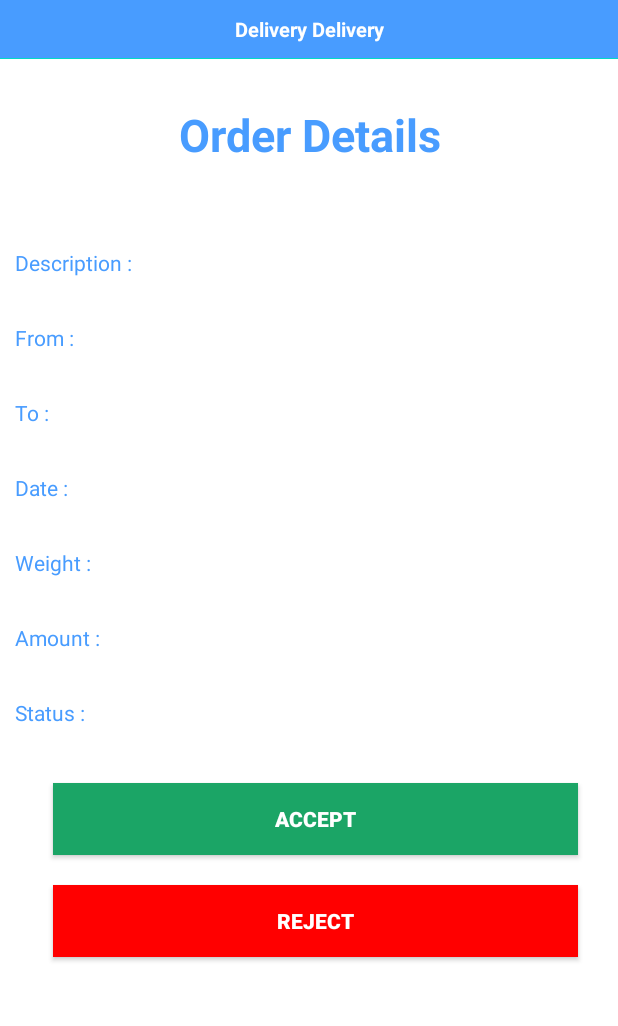
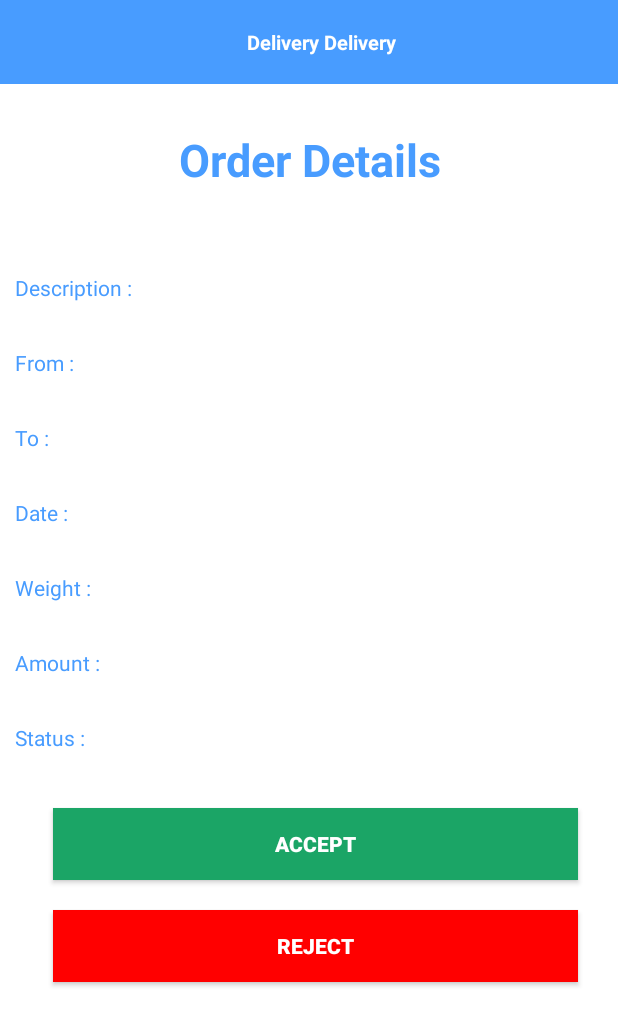
Before and after one commit to richujain/Delivery-Delivery, an Android app: the ViewOrderDetails screen opened directly, with no data from a screen before it, on a phone screen of 412 x 824 dp. Shown: the top 1026 px of the screen. Run offline under Robolectric (Android 15) with nearby library versions, the light colour scheme and no system bars; our stand-ins replace Firebase (no records; nobody signed in at launch, a user with empty details on screens opened directly); 1 statement that could not run was skipped.

Commit message:
Toolbar updated

```diff
--- a/app/src/main/java/com/example/deliverydeliverycourier/ViewOrderDetails.java
+++ b/app/src/main/java/com/example/deliverydeliverycourier/ViewOrderDetails.java
@@ -6,10 +6,13 @@ import androidx.appcompat.app.AppCompatActivity;
 import android.content.Intent;
 import android.net.Uri;
 import android.os.Bundle;
+import android.view.Gravity;
 import android.view.View;
 import android.widget.Button;
 import android.widget.EditText;
+import android.widget.LinearLayout;
 import android.widget.TextView;
+import android.widget.Toolbar;
 
 import com.google.firebase.auth.FirebaseAuth;
 import com.google.firebase.auth.FirebaseUser;
@@ -28,6 +31,8 @@ public class ViewOrderDetails extends AppCompatActivity {
     FirebaseUser firebaseUser;
     FirebaseAuth mAuth;
     String uid = "";
+    String phone;
+    Toolbar toolbar;
 
     @Override
     protected void onCreate(Bundle savedInstanceState) {
@@ -46,6 +51,7 @@ public class ViewOrderDetails extends AppCompatActivity {
         } else {
             throw new IllegalArgumentException("Activity cannot find  extras " + "key");
         }
+        toolbar = findViewById(R.id.toolbar);
         editTextCategory = findViewById(R.id.editTextCategory);
         textViewStatus = findViewById(R.id.textViewStatus);
         editTextFrom = findViewById(R.id.editTextFrom);
@@ -130,6 +136,13 @@ public class ViewOrderDetails extends AppCompatActivity {
                 editTextWeight.setText(flag);
                 flag = dataSnapshot.child("status").getValue().toString();
                 textViewStatus.setText(flag);
+
+                Button contactButton = new Button(ViewOrderDetails.this);
+                contactButton.setText("CONTACT");
+                LinearLayout.LayoutParams params = new LinearLayout.LayoutParams(LinearLayout.LayoutParams.WRAP_CONTENT, LinearLayout.LayoutParams.WRAP_CONTENT);
+                params.gravity = Gravity.RIGHT;
+                contactButton.setLayoutParams(params);
+                toolbar.addView(contactButton);
             }
 
             @Override
@@ -137,33 +150,6 @@ public class ViewOrderDetails extends AppCompatActivity {
 
             }
         });
-        /*Query query = databaseReferenceTwo.child(key).child("category");
-        query.addValueEventListener(new ValueEventListener() {
-            @Override
-            public void onDataChange(@NonNull DataSnapshot dataSnapshot) {
-                for (DataSnapshot snapshot : dataSnapshot.getChildren()){
-                        String flag = snapshot.child("category").getValue().toString();
-                        editTextCategory.setText(flag);
-                        flag = snapshot.child("pickuplocation").getValue().toString();
-                        editTextFrom.setText(flag);
-                        flag = snapshot.child("dropofflocation").getValue().toString();
-                        editTextTo.setText(flag);
-                        flag = snapshot.child("date").getValue().toString();
-                        editTextDate.setText(flag);
-                        flag = snapshot.child("amount").getValue().toString();
-                        editTextAmount.setText(flag);
-                        flag = snapshot.child("weight").getValue().toString();
-                        editTextWeight.setText(flag);
-                        flag = snapshot.child("status").getValue().toString();
-                        textViewStatus.setText(flag);
-                }
-            }
-
-            @Override
-            public void onCancelled(@NonNull DatabaseError databaseError) {
-
-            }
-        });*/
     }
 
 
--- a/app/src/main/res/layout/toolbar.xml
+++ b/app/src/main/res/layout/toolbar.xml
@@ -1,11 +1,12 @@
 <?xml version="1.0" encoding="utf-8"?>
-<RelativeLayout
+<Toolbar
 
     xmlns:android="http://schemas.android.com/apk/res/android"
     xmlns:tools="http://schemas.android.com/tools"
     android:orientation="vertical"
     android:layout_width="match_parent"
     android:background="@color/colortoolbar"
+    android:id="@+id/toolbar"
     android:layout_height="wrap_content">
 
     <LinearLayout
@@ -41,4 +42,4 @@
 
 
 
-</RelativeLayout>
+</Toolbar>
```
